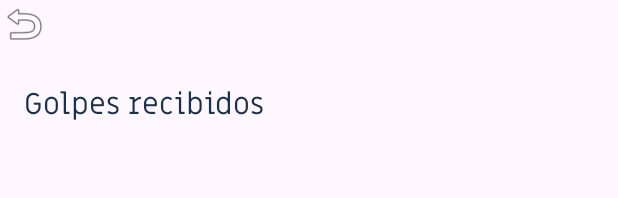
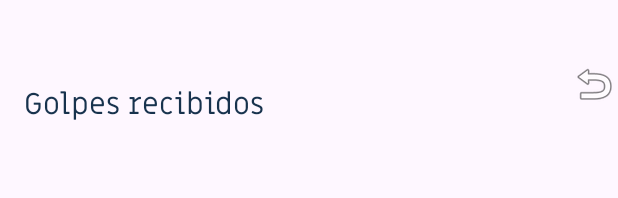
Before and after one commit to SebaGaGu/aegis-iot, an Android app: the layout golpes_recibidos_historial.xml on its own in the app's theme, with its tools: preview values and no code run, on a phone screen of 412 x 824 dp. Shown: the top 198 px of the screen. Run offline under Robolectric (Android 15) with nearby library versions, the phone set to English and light mode, and no system bars.

Commit message:
Boton de volver atras se ha puesto mas abajo de la pantalla

```diff
--- a/app/src/main/res/layout/golpes_recibidos_historial.xml
+++ b/app/src/main/res/layout/golpes_recibidos_historial.xml
@@ -47,8 +47,8 @@
         android:layout_width="wrap_content"
         android:layout_height="wrap_content"
         android:onClick="onClickVolver"
-        app:layout_constraintStart_toStartOf="parent"
-        app:layout_constraintTop_toTopOf="parent"
+        app:layout_constraintEnd_toEndOf="parent"
+        app:layout_constraintTop_toTopOf="@+id/guideline3"
         app:srcCompat="@android:drawable/ic_menu_revert" />
 
 </androidx.constraintlayout.widget.ConstraintLayout>
```
